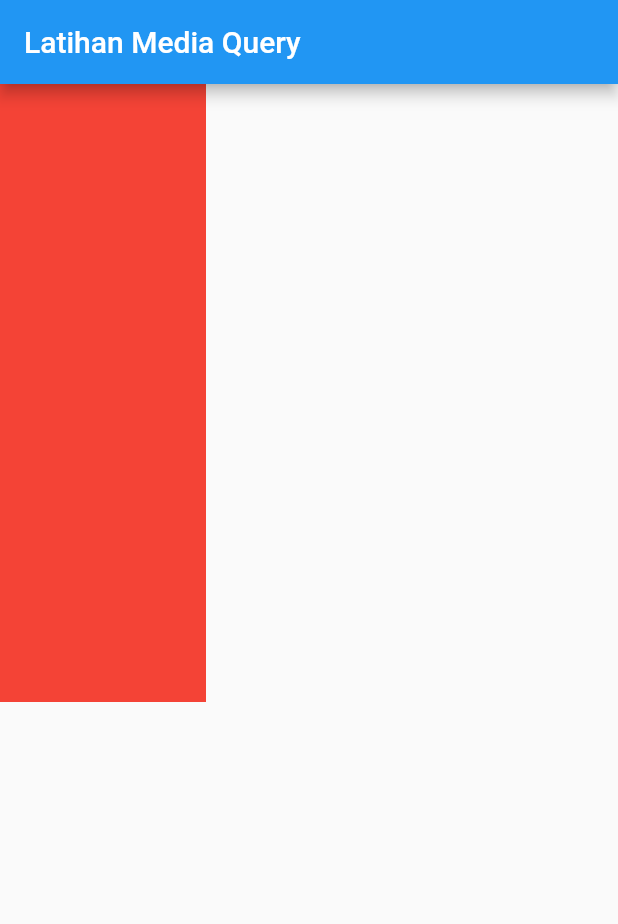
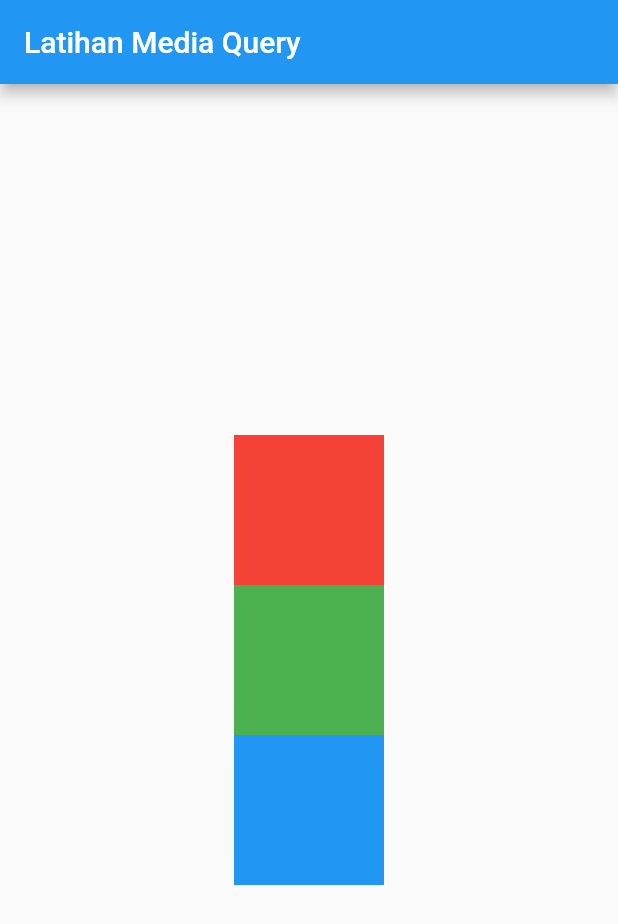
Before and after one commit to chairoel/Flutter-Basic, a Flutter app: the screen it shows after launch, on a phone screen of 412 x 824 dp. Shown: the top 924 px of the screen. Run offline on Flutter 3.47's test engine with Material 2 defaults, Android fonts, the phone set to English and light mode, and no system bars.

Commit message:
Displays data with a responsive layout when rotated

```diff
--- a/demo_project/lib/main.dart
+++ b/demo_project/lib/main.dart
@@ -21,16 +21,45 @@ class MainPage extends StatelessWidget {
   @override
   Widget build(BuildContext context) {
     return Scaffold(
-      appBar: AppBar(
-        title: Text("Latihan Media Query"),
+        appBar: AppBar(
+          title: Text("Latihan Media Query"),
+        ),
+        // body: Container(
+        //   color: Colors.red,
+        //   //Membuat ukuran [width] pada widget [Container] menjadi 1/3 bagian dari layar
+        //   width: MediaQuery.of(context).size.width / 3,
+        //   //Membuat ukuran [height] pada widget [Container] menjadi 1/2 bagian dari layar
+        //   height: MediaQuery.of(context).size.height / 2,
+        // ),
+
+        body: Center(
+          child: (MediaQuery.of(context).orientation == Orientation.portrait)
+              ? Column(
+                  mainAxisAlignment: MainAxisAlignment.center,
+                  children: generateContainers)
+              : Row(
+                  mainAxisAlignment: MainAxisAlignment.center,
+                  children: generateContainers),
+        ));
+  }
+
+  List<Widget> get generateContainers {
+    return <Widget>[
+      Container(
+        color: Colors.red,
+        width: 100,
+        height: 100,
       ),
-      body: Container(
-        color: Colors.red,
-        //Membuat ukuran [width] pada widget [Container] menjadi 1/3 bagian dari layar
-        width: MediaQuery.of(context).size.width / 3,
-        //Membuat ukuran [height] pada widget [Container] menjadi 1/2 bagian dari layar
-        height: MediaQuery.of(context).size.height / 2,
+      Container(
+        color: Colors.green,
+        width: 100,
+        height: 100,
       ),
-    );
+      Container(
+        color: Colors.blue,
+        width: 100,
+        height: 100,
+      ),
+    ];
   }
 }
```
